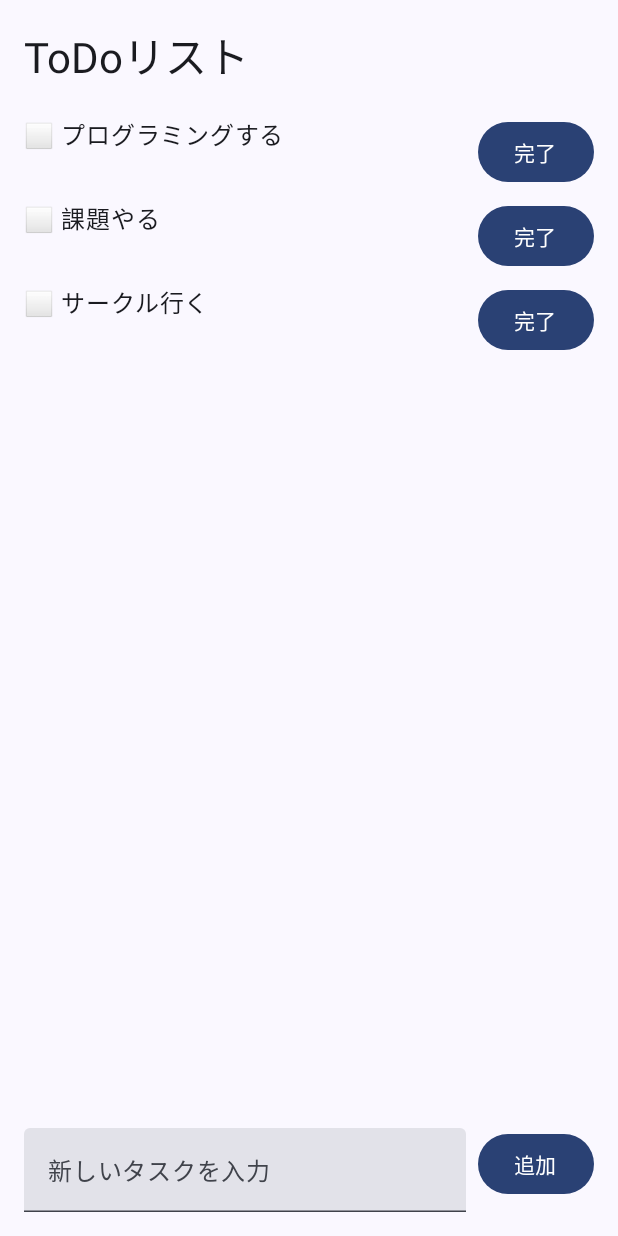
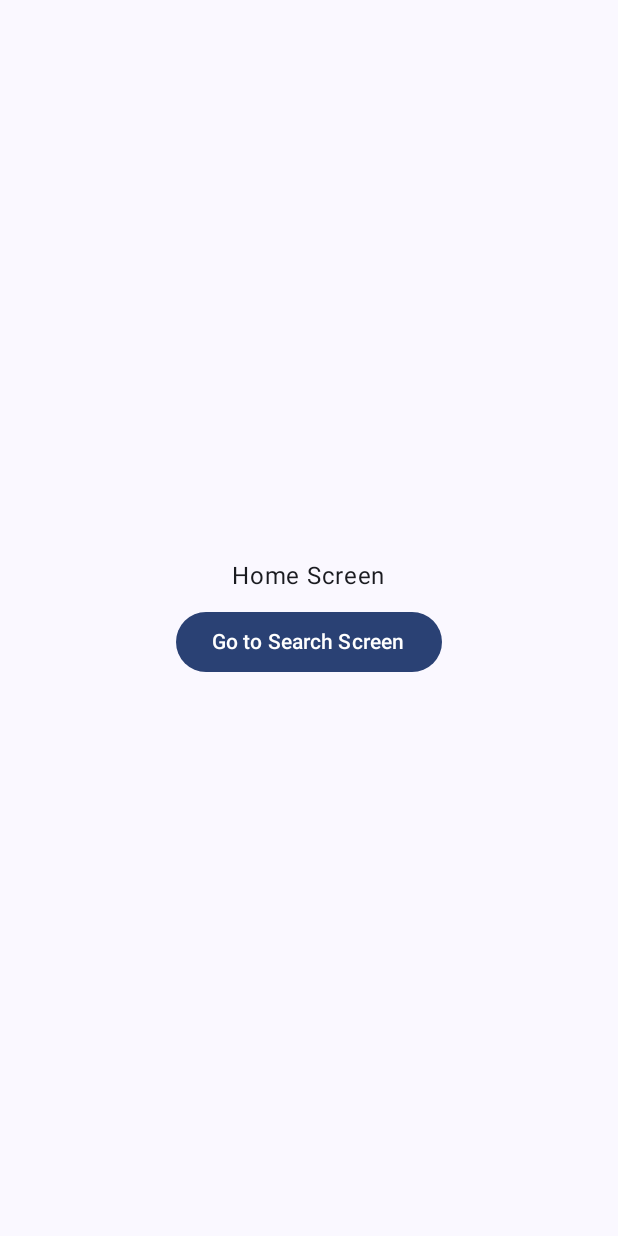
Before and after one commit to Waterseaocean/AndroidBootCamp2025, an Android app built with Jetpack Compose: the screen it shows after launch (MainActivity), on a phone screen of 412 x 824 dp. Run offline under Robolectric (Android 15) with nearby library versions, the phone set to English and light mode, and no system bars.

Commit message:
第二回練習

```diff
--- a/app/src/main/java/com/example/androidbootcampiwatepref/MainActivity.kt
+++ b/app/src/main/java/com/example/androidbootcampiwatepref/MainActivity.kt
@@ -4,6 +4,7 @@ import android.os.Bundle
 import androidx.activity.ComponentActivity
 import androidx.activity.compose.setContent
 import androidx.compose.foundation.layout.Arrangement
+import androidx.compose.foundation.layout.Box
 import androidx.compose.foundation.layout.Column
 import androidx.compose.foundation.layout.Row
 import androidx.compose.foundation.layout.Spacer
@@ -14,6 +15,8 @@ import androidx.compose.foundation.layout.padding
 import androidx.compose.foundation.layout.width
 import androidx.compose.foundation.lazy.LazyColumn
 import androidx.compose.foundation.lazy.items
+import androidx.compose.foundation.rememberScrollState
+import androidx.compose.foundation.verticalScroll
 import androidx.compose.material3.Button
 import androidx.compose.material3.MaterialTheme
 import androidx.compose.material3.Surface
@@ -24,10 +27,15 @@ import androidx.compose.runtime.getValue
 import androidx.compose.runtime.mutableStateOf
 import androidx.compose.runtime.remember
 import androidx.compose.runtime.setValue
+import androidx.compose.ui.Alignment
 import androidx.compose.ui.Modifier
 import androidx.compose.ui.tooling.preview.Preview
 import androidx.compose.ui.unit.dp
+import androidx.navigation.compose.NavHost
+import androidx.navigation.compose.composable
+import androidx.navigation.compose.rememberNavController
 import com.example.androidbootcampiwatepref.ui.theme.AndroidBootcampIwatePrefTheme
+import kotlinx.serialization.Serializable
 
 class MainActivity : ComponentActivity() {
     override fun onCreate(savedInstanceState: Bundle?) {
@@ -35,110 +43,211 @@ class MainActivity : ComponentActivity() {
         setContent {
             AndroidBootcampIwatePrefTheme {
                 // A surface container using the 'background' color from the theme
+//                Surface(
+//                    modifier = Modifier.fillMaxSize(),
+//                    color = MaterialTheme.colorScheme.background
+//                ) {
+////                    CountUp(
+////                        modifier = Modifier.padding()
+////                    )
+////                    MyLayout()
+//                    HomeScreen()
+//                }
                 Surface(
                     modifier = Modifier.fillMaxSize(),
                     color = MaterialTheme.colorScheme.background
                 ) {
-                    TodoApp()
+                    val navController = rememberNavController()
+                    NavHost(
+                        navController = navController,
+                        startDestination = Routes.Home,
+                    ) {
+                        composable<Routes.Home> {
+                            HomeScreen(
+                                modifier = Modifier.fillMaxSize(),
+                                navigateTo = { route ->
+                                    navController.navigate(route)
+                                }
+                            )
+                        }
+                        composable<Routes.Search> {
+                            SearchScreen(
+                                modifier = Modifier.fillMaxSize(),
+                            )
+                        }
+                    }
                 }
             }
         }
     }
 }
 
-// Todoリストのデータクラス
-data class TodoItem(
-    val id: Int,             // 各タスクを識別するためのID（連番）
-    val title: String,       // タスクの内容
-    var isDone: Boolean = false // チェックのあるなし
-)
+//@Composable
+//fun CountUp(
+//    modifier: Modifier = Modifier,
+//) {
+//    var count = remember { 0 }
+//    Column(
+//        modifier = modifier,
+//    ) {
+//        Text("count: $count")
+//        Button(
+//            onClick = {
+//                count++
+//            }
+//        ) {
+//            Text("Count Up!")
+//        }
+//    }
+//}
+//
+//@Composable
+//fun MyLayout() {
+//    Column {
+//        Row {
+//            Text("Row1")
+//            Spacer(modifier = Modifier.width(12.dp))
+//            Text("Row1の説明")
+//        }
+//        Row {
+//            Text("Row2")
+//            Spacer(modifier = Modifier.width(12.dp))
+//            Text("Row2の説明")
+//        }
+//        Row {
+//            Text("Row3")
+//            Spacer(modifier = Modifier.width(12.dp))
+//            Text("Row3の説明")
+//        }
+//    }
+//}
 
+//@Composable
+//fun MyLayout() {
+//    Column {
+//        (1..3).forEach {
+//            Item(it)
+//        }
+//    }
+//}
+//
+//@Composable
+//fun Item(count: Int) {
+//    Row {
+//        Text("Row$count")
+//        Spacer(modifier = Modifier.width(12.dp))
+//        Text("Row${count}の説明")
+//    }
+//}
+
+// オリジナル
+//@Composable
+//fun MyLayout() {
+//    Column {
+//        (1..3).forEach {
+//            Row {
+//                Text("Row$it")
+//                Spacer(modifier = Modifier.width(12.dp))
+//                Text("Row${it}の説明")
+//            }
+//        }
+//    }
+//}
+
+//@Composable
+//fun HomeScreen(
+//    modifier: Modifier = Modifier,
+//) {
+//    Box(
+//        modifier = modifier.verticalScroll(rememberScrollState()),
+//    ) {
+//        MyLayout()
+//    }
+//}
+//
+//@Composable
+//fun MyLayout() {
+//    Column {
+//        (0..<1000).forEach {
+//            Item(it)
+//        }
+//    }
+//}
+//
+//@Composable
+//fun Item(count: Int) {
+//    Row {
+//        Text("Row$count")
+//        Spacer(modifier = Modifier.width(12.dp))
+//        Text("Row${count}の説明")
+//    }
+//}
+
+//@Composable
+//fun HomeScreen(
+//    modifier: Modifier = Modifier,
+//) {
+//    Box(
+//        modifier = modifier, // verticalScrollは削除する
+//    ) {
+//        MyLayout()
+//    }
+//}
+//
+//private const val contentTypeOfItem = "CONTENT_TYPE_OF_ITEM"
+//
+//@Composable
+//fun MyLayout() {
+//    LazyColumn {
+//        items(
+//            count = 100000,
+//            key = { index -> index },
+//            contentType = { contentTypeOfItem },
+//        ) { count ->
+//            Item(count)
+//        }
+//    }
+//}
+
+// fun Item(count: Int) の記述はそのまま
+
+sealed interface Routes {
+    @Serializable
+    data object Home : Routes
+
+    @Serializable
+    data object Search : Routes
+}
 @Composable
-fun TodoApp() {
-    // remember を使って状態を保持する
-    // 初期状態に3つのタスクを入れておく
-    var todos by remember {
-        mutableStateOf(
-            listOf(
-                TodoItem(1, "プログラミングする"),
-                TodoItem(2, "課題やる"),
-                TodoItem(3, "サークル行く")
-            )
-        )
-    }
-    var newTodoText by remember { mutableStateOf("") }
-
-    Column(modifier = Modifier.padding(16.dp)) {
-        Text(
-            text = "ToDoリスト",
-            style = MaterialTheme.typography.headlineMedium
-        )
-
-        Spacer(modifier = Modifier.height(16.dp))
-
-        // Todoリスト表示部分
-        LazyColumn(
-            modifier = Modifier.weight(1f)
+fun HomeScreen(
+    modifier: Modifier = Modifier,
+    navigateTo: (route: Routes) -> Unit, // 追加
+) {
+    Box(
+        modifier = modifier,
+        contentAlignment = Alignment.Center,
+    ) {
+        Column(
+            modifier = Modifier,
+            verticalArrangement = Arrangement.spacedBy(8.dp),
+            horizontalAlignment = Alignment.CenterHorizontally,
         ) {
-            items(todos) { todo ->
-                TodoRow(todo = todo, onToggle = { // toggleで切り替える
-                    // チェック状態を切り替える
-                    todos = todos.map {
-                        if (it.id == todo.id) it.copy(isDone = !it.isDone) else it
-                    }
-                })
-            }
-        }
-
-        Spacer(modifier = Modifier.height(16.dp))
-
-        // 追加
-        Row {
-            // タスク名記入欄
-            TextField(
-                value = newTodoText,
-                onValueChange = { newTodoText = it },
-                placeholder = { Text("新しいタスクを入力") },
-                modifier = Modifier.weight(1f)
-            )
-            Spacer(modifier = Modifier.width(8.dp))
-            // 追加ボタン
-            Button(onClick = {
-                if (newTodoText.isNotBlank()) {
-                    val newTodo = TodoItem(id = todos.size + 1, title = newTodoText)
-                    todos = todos + newTodo
-                    newTodoText = ""
-                }
-            }) {
-                Text("追加")
+            Text(text ="Home Screen")
+            Button(onClick = { navigateTo(Routes.Search) }) { // 追加
+                Text(text = "Go to Search Screen")
             }
         }
     }
 }
 
-// 1行のタスク表示部分
 @Composable
-fun TodoRow(todo: TodoItem, onToggle: () -> Unit) {
-    Row(
-        modifier = Modifier
-            .fillMaxWidth()
-            .padding(vertical = 4.dp),
-        horizontalArrangement = Arrangement.SpaceBetween
+fun SearchScreen(
+    modifier: Modifier = Modifier,
+) {
+    Box(
+        modifier = modifier,
+        contentAlignment = Alignment.Center,
     ) {
-        Text(
-            text = if (todo.isDone) "✅ ${todo.title}" else "⬜ ${todo.title}",
-            style = MaterialTheme.typography.bodyLarge
-        )
-        Button(onClick = onToggle) {
-            Text(if (todo.isDone) "戻す" else "完了")
-        }
+        Text(text = "Search Screen")
     }
 }
-
-@Preview(showBackground = true)
-@Composable
-fun PreviewTodoApp() {
-    AndroidBootcampIwatePrefTheme {
-        TodoApp()
-    }
-}
--- a/gradle/libs.versions.toml
+++ b/gradle/libs.versions.toml
@@ -8,7 +8,7 @@ espresso-core = "3.5.1"
 lifecycle-runtime-ktx = "2.7.0"
 activity-compose = "1.8.2"
 compose-bom = "2023.08.00"
-navigation = "2.7.7"
+navigation = "2.8.9"
 
 [libraries]
 core-ktx = { group = "androidx.core", name = "core-ktx", version.ref = "core-ktx" }
```
